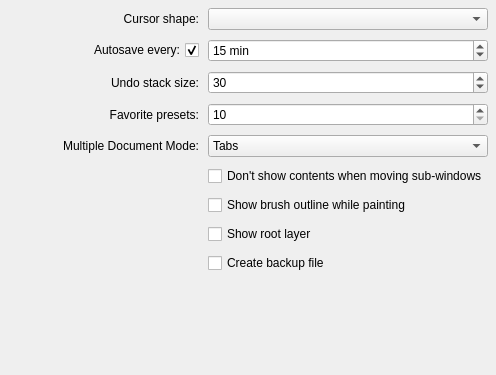
First picture: the form in krita/ui/forms/wdggeneralsettings.ui, repository KDE/krita, before the edit.
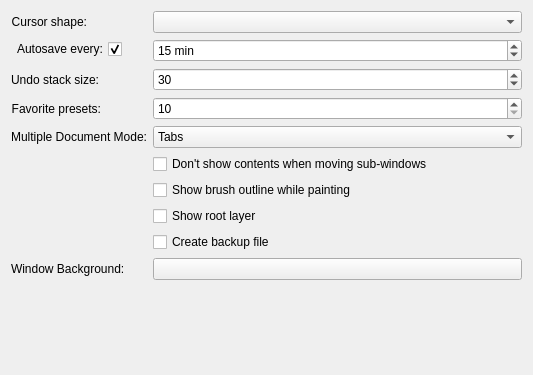
Second picture: the form after the edit. Custom widgets are drawn as their Qt base class.

Commit message:
Make the MDI background configurable
Note 1: The window needs to resize, or you need to switch between tabs
and subwindows for the change to be activated without a restart of Krita.
This is a Qt issue, so we cannot do anything about it.

Note 2: If you're feeling in a weird mood, manually edit the kritarc file
and add

mdiBackgroundImage=/path/to/an/image/that/Qt/can/load

And you'll get that tiled as your background. Ever wanted to draw on a
nice faux leatherette blotter? As if it's 2000 and Apple wants its
skeuphoemorphics back? This is your chance :-)

BUG:342549
BUG:342161

Diff of the .ui file:
```diff
--- a/krita/ui/forms/wdggeneralsettings.ui
+++ b/krita/ui/forms/wdggeneralsettings.ui
@@ -6,85 +6,71 @@
    <rect>
     <x>0</x>
     <y>0</y>
-    <width>496</width>
+    <width>533</width>
     <height>375</height>
    </rect>
   </property>
   <layout class="QVBoxLayout" name="verticalLayout">
-   <property name="spacing">
-    <number>0</number>
-   </property>
-   <property name="leftMargin">
-    <number>8</number>
-   </property>
-   <property name="topMargin">
-    <number>8</number>
-   </property>
-   <property name="rightMargin">
-    <number>8</number>
-   </property>
-   <property name="bottomMargin">
-    <number>8</number>
-   </property>
    <item>
-    <layout class="QGridLayout" name="gridLayout">
-     <property name="spacing">
-      <number>9</number>
-     </property>
-     <item row="11" column="1">
-      <widget class="QCheckBox" name="m_backupFileCheckBox">
-       <property name="text">
-        <string>Create backup file </string>
+    <layout class="QFormLayout" name="formLayout">
+     <item row="0" column="0">
+      <widget class="QLabel" name="textLabel1">
+       <property name="sizePolicy">
+        <sizepolicy hsizetype="Preferred" vsizetype="Preferred">
+         <horstretch>0</horstretch>
+         <verstretch>0</verstretch>
+        </sizepolicy>
        </property>
-      </widget>
-     </item>
-     <item row="10" column="1">
-      <widget class="QCheckBox" name="chkShowRootLayer">
        <property name="text">
-        <string>Show root layer</string>
-       </property>
-      </widget>
-     </item>
-     <item row="7" column="0">
-      <widget class="QLabel" name="label_2">
-       <property name="text">
-        <string>Multiple Document Mode:</string>
+        <string>Cursor shape:</string>
        </property>
        <property name="alignment">
         <set>Qt::AlignRight|Qt::AlignTrailing|Qt::AlignVCenter</set>
        </property>
       </widget>
      </item>
-     <item row="6" column="1">
-      <widget class="QSpinBox" name="m_favoritePresetsSpinBox">
-       <property name="minimum">
-        <number>10</number>
-       </property>
-       <property name="maximum">
-        <number>30</number>
-       </property>
-      </widget>
-     </item>
-     <item row="4" column="1">
-      <widget class="QSpinBox" name="m_undoStackSize">
-       <property name="minimum">
-        <number>0</number>
-       </property>
-       <property name="maximum">
-        <number>1000</number>
-       </property>
-       <property name="singleStep">
-        <number>5</number>
-       </property>
-       <property name="value">
-        <number>30</number>
-       </property>
-      </widget>
-     </item>
      <item row="0" column="1">
       <widget class="QComboBox" name="m_cmbCursorShape"/>
      </item>
-     <item row="4" column="0">
+     <item row="1" column="0">
+      <widget class="QCheckBox" name="m_autosaveCheckBox">
+       <property name="sizePolicy">
+        <sizepolicy hsizetype="MinimumExpanding" vsizetype="Fixed">
+         <horstretch>0</horstretch>
+         <verstretch>0</verstretch>
+        </sizepolicy>
+       </property>
+       <property name="layoutDirection">
+        <enum>Qt::RightToLeft</enum>
+       </property>
+       <property name="text">
+        <string>Autosave every:</string>
+       </property>
+       <property name="checked">
+        <bool>true</bool>
+       </property>
+      </widget>
+     </item>
+     <item row="1" column="1">
+      <widget class="QSpinBox" name="m_autosaveSpinBox">
+       <property name="suffix">
+        <string notr="true"> min</string>
+       </property>
+       <property name="minimum">
+        <number>1</number>
+       </property>
+       <property name="maximum">
+        <number>1440</number>
+       </property>
+       <property name="singleStep">
+        <number>5</number>
+       </property>
+       <property name="value">
+        <number>15</number>
+       </property>
+      </widget>
+     </item>
+     <item row="2" column="0">
       <widget class="QLabel" name="label">
        <property name="sizePolicy">
         <sizepolicy hsizetype="Preferred" vsizetype="Preferred">
@@ -100,7 +86,23 @@
        </property>
       </widget>
      </item>
-     <item row="6" column="0">
+     <item row="2" column="1">
+      <widget class="QSpinBox" name="m_undoStackSize">
+       <property name="minimum">
+        <number>0</number>
+       </property>
+       <property name="maximum">
+        <number>1000</number>
+       </property>
+       <property name="singleStep">
+        <number>5</number>
+       </property>
+       <property name="value">
+        <number>30</number>
+       </property>
+      </widget>
+     </item>
+     <item row="3" column="0">
       <widget class="QLabel" name="label_3">
        <property name="sizePolicy">
         <sizepolicy hsizetype="Preferred" vsizetype="Preferred">
@@ -116,7 +118,27 @@
        </property>
       </widget>
      </item>
-     <item row="7" column="1">
+     <item row="3" column="1">
+      <widget class="QSpinBox" name="m_favoritePresetsSpinBox">
+       <property name="minimum">
+        <number>10</number>
+       </property>
+       <property name="maximum">
+        <number>30</number>
+       </property>
+      </widget>
+     </item>
+     <item row="4" column="0">
+      <widget class="QLabel" name="label_2">
+       <property name="text">
+        <string>Multiple Document Mode:</string>
+       </property>
+       <property name="alignment">
+        <set>Qt::AlignRight|Qt::AlignTrailing|Qt::AlignVCenter</set>
+       </property>
+      </widget>
+     </item>
+     <item row="4" column="1">
       <widget class="QComboBox" name="m_cmbMDIType">
        <property name="currentIndex">
         <number>1</number>
@@ -133,71 +155,59 @@
        </item>
       </widget>
      </item>
-     <item row="3" column="1">
-      <widget class="QSpinBox" name="m_autosaveSpinBox">
-       <property name="suffix">
-        <string notr="true"> min</string>
-       </property>
-       <property name="minimum">
-        <number>1</number>
-       </property>
-       <property name="maximum">
-        <number>1440</number>
-       </property>
-       <property name="singleStep">
-        <number>5</number>
-       </property>
-       <property name="value">
-        <number>15</number>
-       </property>
-      </widget>
-     </item>
-     <item row="3" column="0">
-      <widget class="QCheckBox" name="m_autosaveCheckBox">
-       <property name="sizePolicy">
-        <sizepolicy hsizetype="MinimumExpanding" vsizetype="Fixed">
-         <horstretch>0</horstretch>
-         <verstretch>0</verstretch>
-        </sizepolicy>
-       </property>
-       <property name="layoutDirection">
-        <enum>Qt::RightToLeft</enum>
-       </property>
+     <item row="5" column="1">
+      <widget class="QCheckBox" name="m_chkRubberBand">
        <property name="text">
-        <string>Autosave every:</string>
-       </property>
-       <property name="checked">
-        <bool>true</bool>
+        <string>Don't show contents when moving sub-windows</string>
        </property>
       </widget>
      </item>
-     <item row="9" column="1">
+     <item row="6" column="1">
       <widget class="QCheckBox" name="m_showOutlinePainting">
        <property name="text">
         <string>Show brush outline while painting</string>
        </property>
       </widget>
      </item>
-     <item row="0" column="0">
-      <widget class="QLabel" name="textLabel1">
-       <property name="sizePolicy">
-        <sizepolicy hsizetype="Preferred" vsizetype="Preferred">
-         <horstretch>0</horstretch>
-         <verstretch>0</verstretch>
-        </sizepolicy>
-       </property>
+     <item row="7" column="1">
+      <widget class="QCheckBox" name="chkShowRootLayer">
        <property name="text">
-        <string>Cursor shape:</string>
-       </property>
-       <property name="alignment">
-        <set>Qt::AlignRight|Qt::AlignTrailing|Qt::AlignVCenter</set>
+        <string>Show root layer</string>
        </property>
       </widget>
      </item>
      <item row="8" column="1">
-      <widget class="QCheckBox" name="m_chkRubberBand">
+      <widget class="QCheckBox" name="m_backupFileCheckBox">
        <property name="text">
-        <string>Don't show contents when moving sub-windows</string>
+        <string>Create backup file </string>
+       </property>
+      </widget>
+     </item>
+     <item row="9" column="0">
+      <widget class="QLabel" name="label_4">
+       <property name="text">
+        <string>Window Background:</string>
+       </property>
+      </widget>
+     </item>
+     <item row="9" column="1">
+      <widget class="KColorButton" name="m_mdiColor">
+       <property name="text">
+        <string/>
+       </property>
+       <property name="color">
+        <color>
+         <red>0</red>
+         <green>0</green>
+         <blue>0</blue>
+        </color>
+       </property>
+       <property name="defaultColor">
+        <color>
+         <red>0</red>
+         <green>0</green>
+         <blue>0</blue>
+        </color>
        </property>
       </widget>
      </item>
@@ -218,6 +228,13 @@
    </item>
   </layout>
  </widget>
+ <customwidgets>
+  <customwidget>
+   <class>KColorButton</class>
+   <extends>QPushButton</extends>
+   <header>kcolorbutton.h</header>
+  </customwidget>
+ </customwidgets>
  <resources/>
  <connections>
   <connection>
```
The commit also changes 4 other files.
